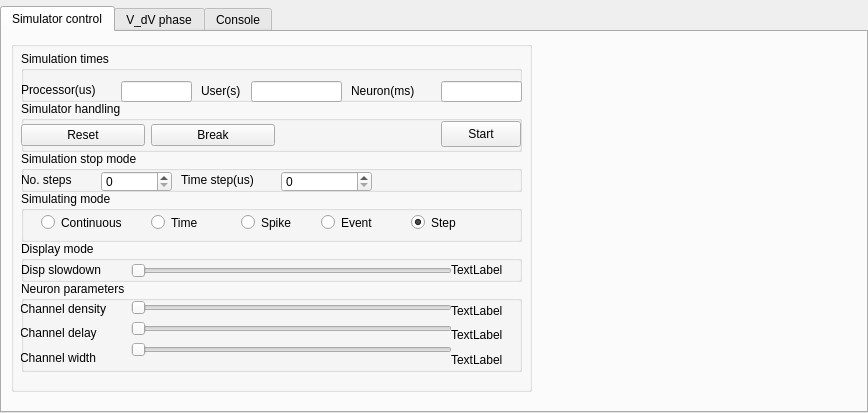
Old version of the form code/QtGUI/neurontab.ui in the repository jvegh/Dynamic-Abstract-Neural-Computing.
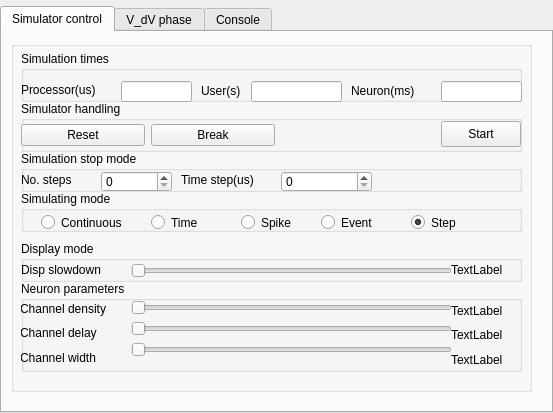
New version of the form. Custom widgets are drawn as their Qt base class.

Patch:
```diff
--- a/code/QtGUI/neurontab.ui
+++ b/code/QtGUI/neurontab.ui
@@ -6,7 +6,7 @@
    <rect>
     <x>0</x>
     <y>0</y>
-    <width>868</width>
+    <width>553</width>
     <height>413</height>
    </rect>
   </property>
@@ -451,7 +451,7 @@
                      <x>10</x>
                      <y>150</y>
                      <width>501</width>
-                     <height>51</height>
+                     <height>41</height>
                     </rect>
                    </property>
                    <property name="title">
```
